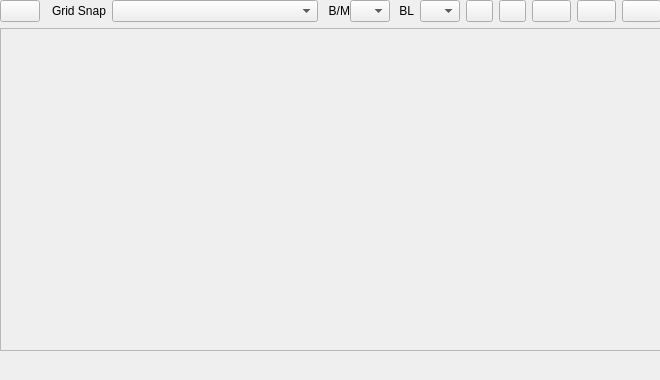
Above: src/SongFrame.ui from oli-kester/kepler34 before the change. Below: the same form after it.
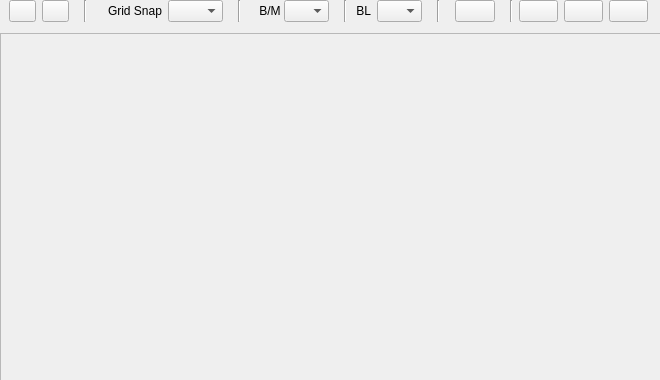
That is the form after the change. Icons and pictures are not drawn.

Commit message: further work on GUI. song frame layout complete, edit tab half done.

Diff of the .ui file:
```diff
--- a/src/SongFrame.ui
+++ b/src/SongFrame.ui
@@ -37,32 +37,54 @@
      <x>0</x>
      <y>0</y>
      <width>661</width>
-     <height>351</height>
+     <height>381</height>
     </rect>
    </property>
    <layout class="QVBoxLayout" name="verticalLayout">
     <item>
      <layout class="QHBoxLayout" name="horizontalLayout_6">
       <item>
-       <widget class="QPushButton" name="btnLoop">
-        <property name="maximumSize">
-         <size>
-          <width>40</width>
-          <height>25</height>
-         </size>
-        </property>
-        <property name="text">
-         <string/>
-        </property>
-        <property name="icon">
-         <iconset resource="kepler34.qrc">
-          <normaloff>:/pixmaps/pixmaps/loop.xpm</normaloff>:/pixmaps/pixmaps/loop.xpm</iconset>
-        </property>
-        <property name="iconSize">
-         <size>
-          <width>33</width>
-          <height>12</height>
-         </size>
+       <layout class="QHBoxLayout" name="horizontalLayout_8">
+        <item>
+         <widget class="QPushButton" name="btnUndo">
+          <property name="maximumSize">
+           <size>
+            <width>27</width>
+            <height>25</height>
+           </size>
+          </property>
+          <property name="text">
+           <string/>
+          </property>
+          <property name="icon">
+           <iconset resource="kepler34.qrc">
+            <normaloff>:/pixmaps/pixmaps/undo.xpm</normaloff>:/pixmaps/pixmaps/undo.xpm</iconset>
+          </property>
+         </widget>
+        </item>
+        <item>
+         <widget class="QPushButton" name="btnRedo">
+          <property name="maximumSize">
+           <size>
+            <width>27</width>
+            <height>25</height>
+           </size>
+          </property>
+          <property name="text">
+           <string/>
+          </property>
+          <property name="icon">
+           <iconset resource="kepler34.qrc">
+            <normaloff>:/pixmaps/pixmaps/redo.xpm</normaloff>:/pixmaps/pixmaps/redo.xpm</iconset>
+          </property>
+         </widget>
+        </item>
+       </layout>
+      </item>
+      <item>
+       <widget class="Line" name="line_5">
+        <property name="orientation">
+         <enum>Qt::Vertical</enum>
         </property>
        </widget>
       </item>
@@ -85,10 +107,27 @@
          </widget>
         </item>
         <item>
-         <widget class="QComboBox" name="comboBox"/>
+         <widget class="QComboBox" name="combo_grid_snap">
+          <property name="maximumSize">
+           <size>
+            <width>55</width>
+            <height>16777215</height>
+           </size>
+          </property>
+          <property name="currentIndex">
+           <number>-1</number>
+          </property>
+         </widget>
         </item>
        </layout>
       </item>
+      <item>
+       <widget class="Line" name="line_4">
+        <property name="orientation">
+         <enum>Qt::Vertical</enum>
+        </property>
+       </widget>
+      </item>
       <item>
        <layout class="QHBoxLayout" name="horizontalLayout">
         <property name="spacing">
@@ -104,7 +143,7 @@
           </property>
           <property name="maximumSize">
            <size>
-            <width>26</width>
+            <width>28</width>
             <height>19</height>
            </size>
           </property>
@@ -112,7 +151,7 @@
            <enum>Qt::LeftToRight</enum>
           </property>
           <property name="text">
-           <string>B/M</string>
+           <string>B/M </string>
           </property>
           <property name="alignment">
            <set>Qt::AlignRight|Qt::AlignTrailing|Qt::AlignVCenter</set>
@@ -123,16 +162,29 @@
          <widget class="QComboBox" name="comboBox_2">
           <property name="maximumSize">
            <size>
-            <width>40</width>
+            <width>45</width>
             <height>25</height>
            </size>
           </property>
+          <property name="toolTip">
+           <string>Beats per Measure</string>
+          </property>
+          <property name="currentIndex">
+           <number>-1</number>
+          </property>
          </widget>
         </item>
        </layout>
       </item>
       <item>
        <layout class="QHBoxLayout" name="horizontalLayout_3">
+        <item>
+         <widget class="Line" name="line_3">
+          <property name="orientation">
+           <enum>Qt::Vertical</enum>
+          </property>
+         </widget>
+        </item>
         <item>
          <widget class="QLabel" name="label_3">
           <property name="maximumSize">
@@ -153,7 +205,7 @@
          <widget class="QComboBox" name="comboBox_3">
           <property name="maximumSize">
            <size>
-            <width>40</width>
+            <width>45</width>
             <height>25</height>
            </size>
           </property>
@@ -162,45 +214,44 @@
        </layout>
       </item>
       <item>
-       <layout class="QHBoxLayout" name="horizontalLayout_8">
-        <item>
-         <widget class="QPushButton" name="btnUndo">
-          <property name="maximumSize">
-           <size>
-            <width>27</width>
-            <height>25</height>
-           </size>
-          </property>
-          <property name="text">
-           <string/>
-          </property>
-          <property name="icon">
-           <iconset resource="kepler34.qrc">
-            <normaloff>:/pixmaps/pixmaps/undo.xpm</normaloff>:/pixmaps/pixmaps/undo.xpm</iconset>
-          </property>
-         </widget>
-        </item>
-        <item>
-         <widget class="QPushButton" name="btnRedo">
-          <property name="maximumSize">
-           <size>
-            <width>27</width>
-            <height>25</height>
-           </size>
-          </property>
-          <property name="text">
-           <string/>
-          </property>
-          <property name="icon">
-           <iconset resource="kepler34.qrc">
-            <normaloff>:/pixmaps/pixmaps/redo.xpm</normaloff>:/pixmaps/pixmaps/redo.xpm</iconset>
-          </property>
-         </widget>
-        </item>
-       </layout>
+       <widget class="Line" name="line_2">
+        <property name="orientation">
+         <enum>Qt::Vertical</enum>
+        </property>
+       </widget>
+      </item>
+      <item>
+       <widget class="QPushButton" name="btnLoop">
+        <property name="maximumSize">
+         <size>
+          <width>40</width>
+          <height>25</height>
+         </size>
+        </property>
+        <property name="text">
+         <string/>
+        </property>
+        <property name="icon">
+         <iconset resource="kepler34.qrc">
+          <normaloff>:/pixmaps/pixmaps/loop.xpm</normaloff>:/pixmaps/pixmaps/loop.xpm</iconset>
+        </property>
+        <property name="iconSize">
+         <size>
+          <width>33</width>
+          <height>12</height>
+         </size>
+        </property>
+       </widget>
       </item>
       <item>
        <layout class="QHBoxLayout" name="horizontalLayout_9">
+        <item>
+         <widget class="Line" name="line">
+          <property name="orientation">
+           <enum>Qt::Vertical</enum>
+          </property>
+         </widget>
+        </item>
         <item>
          <widget class="QPushButton" name="pushButton_7">
           <property name="maximumSize">
@@ -283,6 +334,22 @@
       </item>
      </layout>
     </item>
+    <item>
+     <spacer name="verticalSpacer">
+      <property name="orientation">
+       <enum>Qt::Vertical</enum>
+      </property>
+      <property name="sizeType">
+       <enum>QSizePolicy::Minimum</enum>
+      </property>
+      <property name="sizeHint" stdset="0">
+       <size>
+        <width>20</width>
+        <height>5</height>
+       </size>
+      </property>
+     </spacer>
+    </item>
     <item>
      <widget class="QScrollArea" name="scrollArea">
       <property name="widgetResizable">
@@ -294,7 +361,7 @@
          <x>0</x>
          <y>0</y>
          <width>657</width>
-         <height>310</height>
+         <height>329</height>
         </rect>
        </property>
       </widget>
```
Left out of the diff: 7 changed lines with no effect on the pictures. The commit also changes 21 other files.
